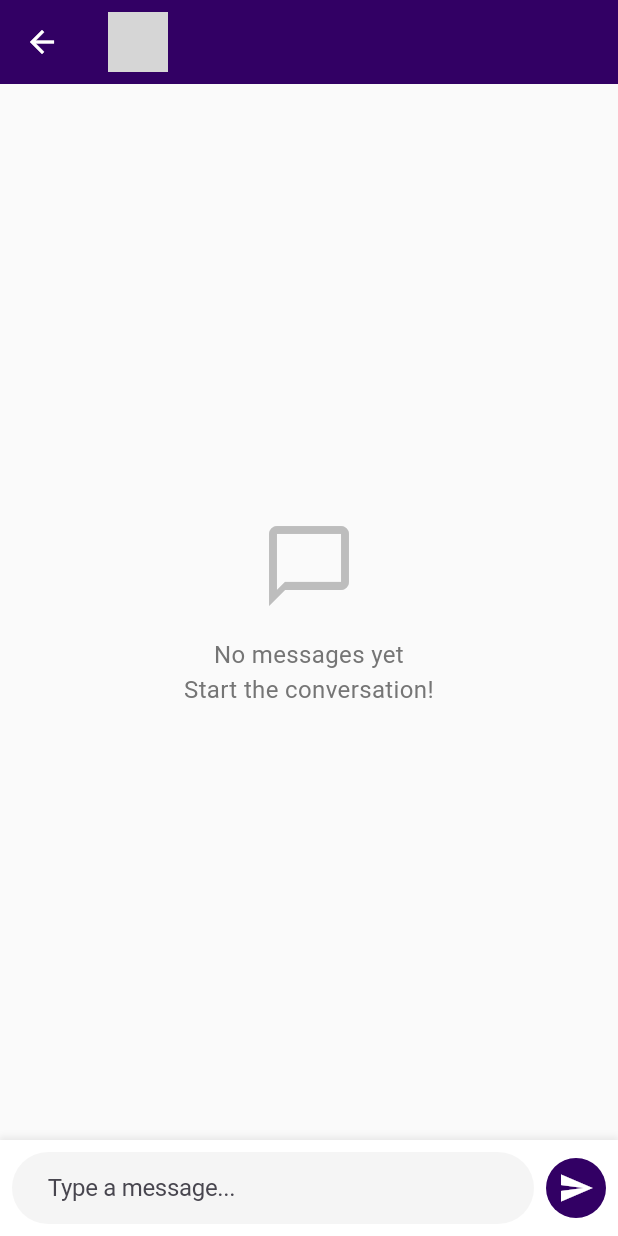
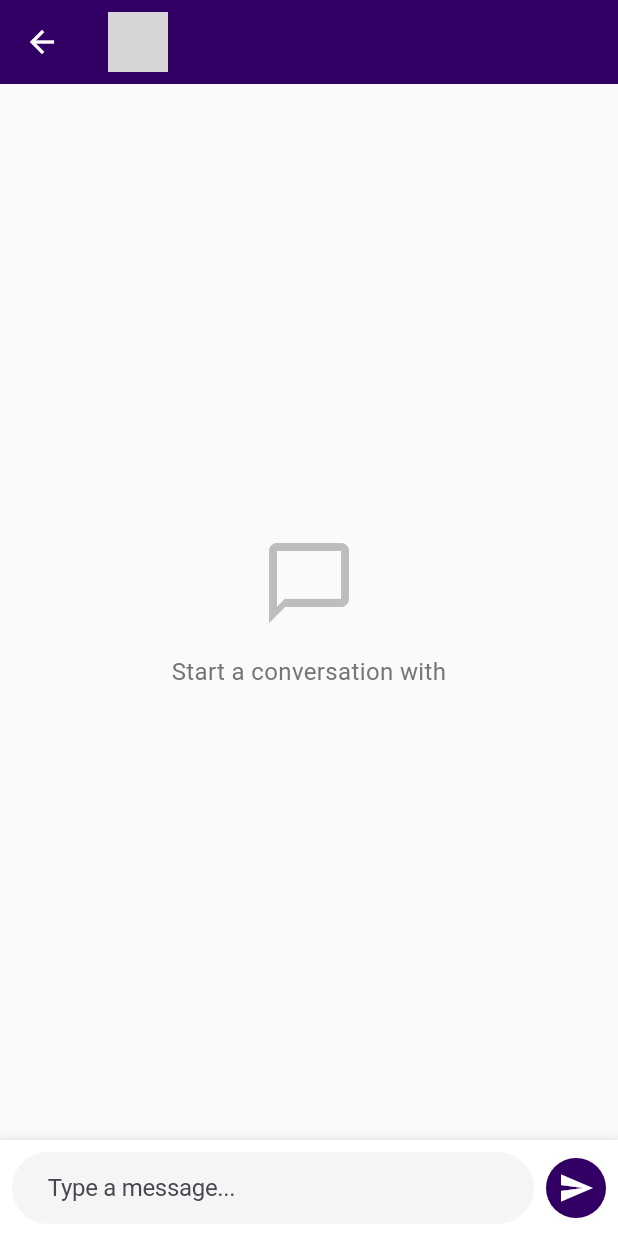
Before and after one commit to kidusm001/whisper, a Flutter app: the ChatScreen screen opened directly with empty values, on a phone screen of 412 x 824 dp. Run offline on Flutter 3.47's test engine with Material 3 defaults, Android fonts, the phone set to English and light mode, and no system bars; our stand-ins replace cloud_firestore, firebase_auth, firebase_core, flutter_riverpod, image_picker, shared_preferences and 2 more; accounts and stored records are empty; network calls fail; statements that could not run were skipped; grey boxes are pictures that could not be loaded.

Commit message:
feat: improve chat room initialization and error handling
- Add chat room auto-creation mechanism for first-time conversations
- Implement robust initialization process for chat rooms
- Enhance error handling and loading states in chat screen
- Simplify empty state and error messaging for chat interactions

```diff
--- a/whisper/lib/features/messages/screens/chat_screen.dart
+++ b/whisper/lib/features/messages/screens/chat_screen.dart
@@ -20,6 +20,35 @@ class ChatScreen extends StatefulWidget {
 class _ChatScreenState extends State<ChatScreen> {
   final _messageController = TextEditingController();
   final _scrollController = ScrollController();
+  bool _isInitialized = false;
+
+  @override
+  void initState() {
+    super.initState();
+    _initializeChatRoom();
+  }
+
+  Future<void> _initializeChatRoom() async {
+    final currentUser = FirebaseAuth.instance.currentUser;
+    if (currentUser == null) return;
+
+    final chatRoomId = [currentUser.uid, widget.otherUser.uid]..sort();
+    final roomId = chatRoomId.join('_');
+
+    try {
+      // Create the chat room document if it doesn't exist
+      await FirebaseFirestore.instance.collection('chatRooms').doc(roomId).set({
+        'participants': [currentUser.uid, widget.otherUser.uid],
+        'lastMessageTime': DateTime.now(),
+      }, SetOptions(merge: true));
+    } catch (e) {
+      debugPrint('Error initializing chat room: $e');
+    } finally {
+      if (mounted) {
+        setState(() => _isInitialized = true);
+      }
+    }
+  }
 
   void _sendMessage() async {
     if (_messageController.text.trim().isEmpty) return;
@@ -110,41 +139,18 @@ class _ChatScreenState extends State<ChatScreen> {
                   .orderBy('timestamp', descending: true)
                   .snapshots(),
               builder: (context, snapshot) {
-                if (snapshot.hasError) {
-                  if (snapshot.error.toString().contains('permission-denied')) {
-                    // This is the first time chatting, room doesn't exist yet
-                    return Center(
-                      child: Column(
-                        mainAxisAlignment: MainAxisAlignment.center,
-                        children: [
-                          Icon(
-                            Icons.chat_bubble_outline,
-                            size: 64,
-                            color: Colors.grey[400],
-                          ),
-                          const SizedBox(height: 16),
-                          Text(
-                            'Start a conversation with ${widget.otherUser.displayName ?? 'Anonymous'}',
-                            textAlign: TextAlign.center,
-                            style: TextStyle(
-                              fontSize: 16,
-                              color: Colors.grey[600],
-                            ),
-                          ),
-                        ],
-                      ),
-                    );
-                  }
-                  return Center(child: Text('Error: ${snapshot.error}'));
-                }
-
-                if (!snapshot.hasData) {
+                if (!_isInitialized) {
                   return const Center(child: CircularProgressIndicator());
                 }
 
-                final messages = snapshot.data!.docs;
+                if (snapshot.hasError) {
+                  return Center(
+                    child: Text('Something went wrong: ${snapshot.error}'),
+                  );
+                }
 
-                if (messages.isEmpty) {
+                // Show empty state for both loading and empty messages
+                if (!snapshot.hasData || snapshot.data!.docs.isEmpty) {
                   return Center(
                     child: Column(
                       mainAxisAlignment: MainAxisAlignment.center,
@@ -156,7 +162,7 @@ class _ChatScreenState extends State<ChatScreen> {
                         ),
                         const SizedBox(height: 16),
                         Text(
-                          'No messages yet\nStart the conversation!',
+                          'Start a conversation with ${widget.otherUser.displayName ?? 'Anonymous'}',
                           textAlign: TextAlign.center,
                           style: TextStyle(
                             fontSize: 16,
@@ -167,6 +173,8 @@ class _ChatScreenState extends State<ChatScreen> {
                     ),
                   );
                 }
+
+                final messages = snapshot.data!.docs;
 
                 return ListView.builder(
                   controller: _scrollController,
```
